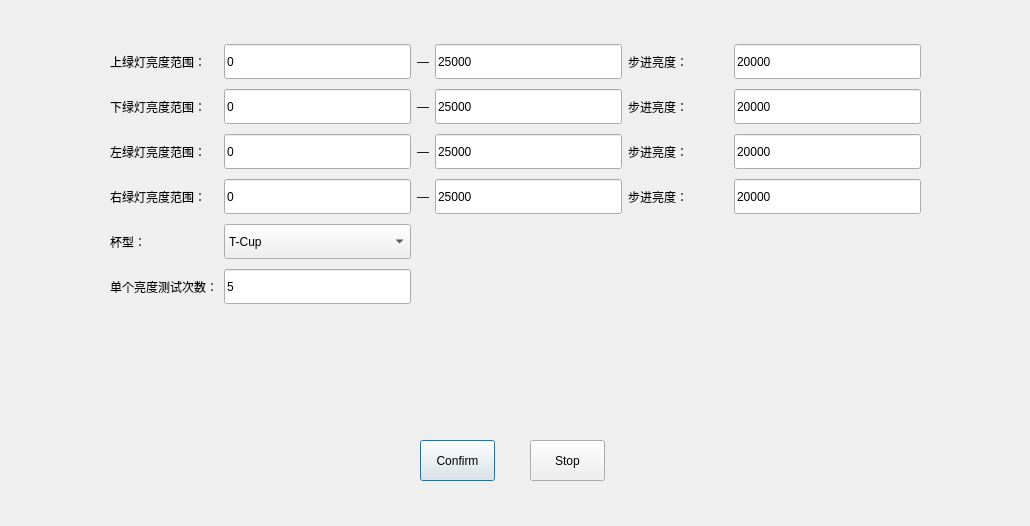
Before: the Qt Designer form AdjustLight/StandardMachineCalibrateDialog.ui in china-larry/DrugDetector, drawn with Qt 5.
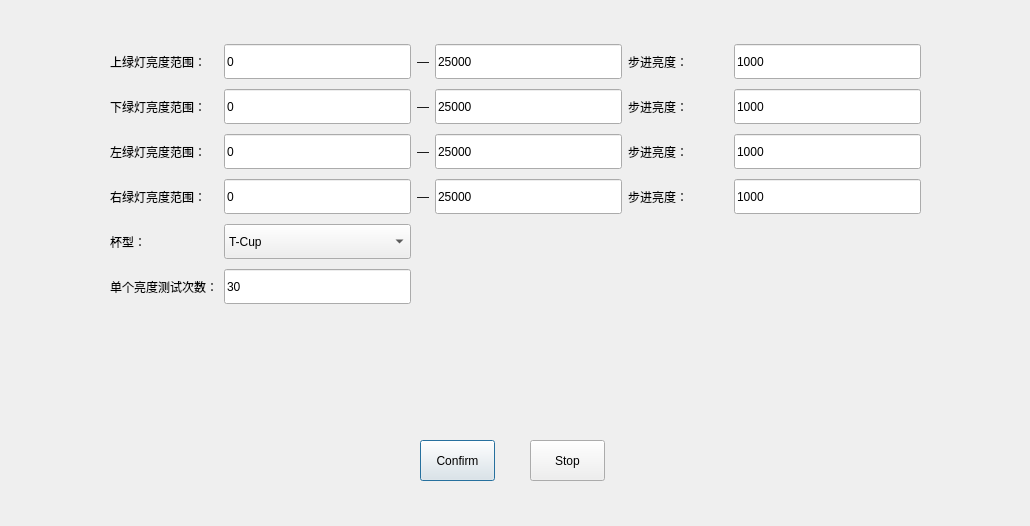
After: the same form once the commit is applied.

Patch:
```diff
--- a/AdjustLight/StandardMachineCalibrateDialog.ui
+++ b/AdjustLight/StandardMachineCalibrateDialog.ui
@@ -32,7 +32,7 @@
        </size>
       </property>
       <property name="text">
-       <string>20000</string>
+       <string>1000</string>
       </property>
       <property name="readOnly">
        <bool>true</bool>
@@ -188,7 +188,7 @@
        </size>
       </property>
       <property name="text">
-       <string>20000</string>
+       <string>1000</string>
       </property>
       <property name="readOnly">
        <bool>true</bool>
@@ -220,7 +220,7 @@
        </size>
       </property>
       <property name="text">
-       <string>20000</string>
+       <string>1000</string>
       </property>
       <property name="readOnly">
        <bool>true</bool>
@@ -298,7 +298,7 @@
        </size>
       </property>
       <property name="text">
-       <string>20000</string>
+       <string>1000</string>
       </property>
       <property name="readOnly">
        <bool>true</bool>
@@ -402,7 +402,7 @@
        </size>
       </property>
       <property name="text">
-       <string>5</string>
+       <string>30</string>
       </property>
       <property name="readOnly">
        <bool>true</bool>
```
